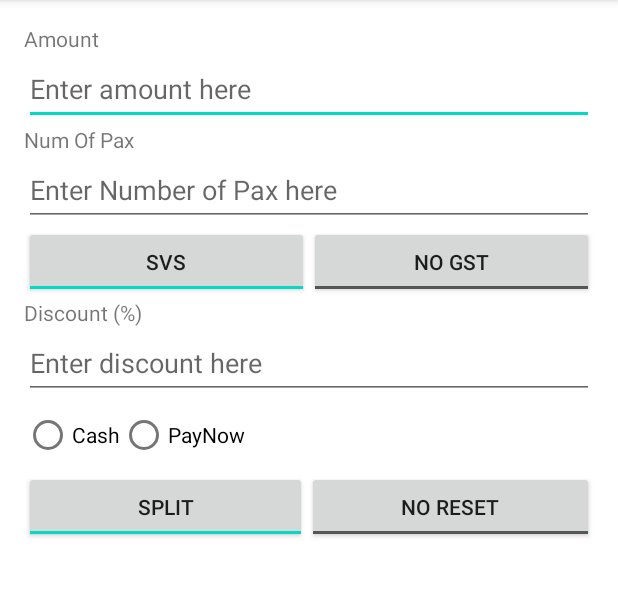
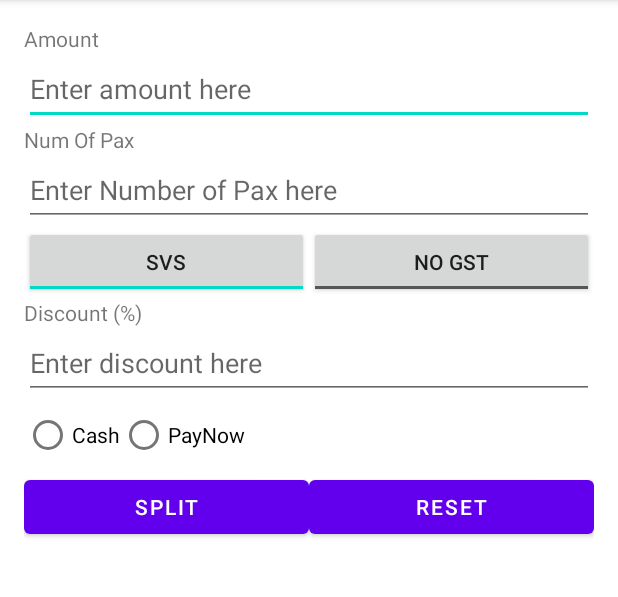
Before and after one commit to Gerient/TheBillCalculator, an Android app: the screen it shows after launch (MainActivity), on a phone screen of 412 x 824 dp, the part 84-681 px from its top. Run offline under Robolectric (Android 15) with nearby library versions, the phone set to English and light mode, and no system bars; 3 statements that could not run were skipped.

Commit message:
update 3

```diff
--- a/app/src/main/res/layout/activity_main.xml
+++ b/app/src/main/res/layout/activity_main.xml
@@ -105,23 +105,20 @@
         android:layout_height="wrap_content"
         android:orientation="horizontal">
 
-        <ToggleButton
-            android:id="@+id/toggleButtonSplit"
+        <Button
+            android:id="@+id/buttonSplit"
             android:layout_width="wrap_content"
             android:layout_height="wrap_content"
             android:layout_weight="1"
-            android:checked="true"
-            android:textOff="@string/no_split"
-            android:textOn="@string/split" />
+            android:text="@string/split" />
 
-        <ToggleButton
-            android:id="@+id/toggleButtonReset"
+        <Button
+            android:id="@+id/buttonReset"
             android:layout_width="wrap_content"
             android:layout_height="wrap_content"
             android:layout_weight="1"
-            android:checked="false"
-            android:textOff="@string/no_reset"
-            android:textOn="@string/reset" />
+            android:text="@string/reset" />
+
     </LinearLayout>
 
     <TextView
--- a/app/src/main/res/values/strings.xml
+++ b/app/src/main/res/values/strings.xml
@@ -10,12 +10,12 @@
     <string name="hintDiscount">Enter discount here</string>
     <string name="hintPax">Enter Number of Pax here</string>
     <string name="hintAmount">Enter amount here</string>
-    <string name="reset">Reset</string>
     <string name="no_reset">No Reset</string>
-    <string name="split">Split</string>
     <string name="no_split">No Split</string>
     <string name="paynow">PayNow</string>
     <string name="cash">Cash</string>
     <string name="total_bill">Total Bill: $</string>
     <string name="each_pays">Each Pays: $</string>
+    <string name="reset">Reset</string>
+    <string name="split">Split</string>
 </resources>
```
